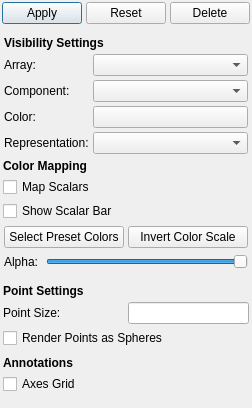
tplatt77/SIMPLVtkLib, file SIMPLVtkLib/QtWidgets/UI_Files/VSInfoWidget.ui: the form before one commit.
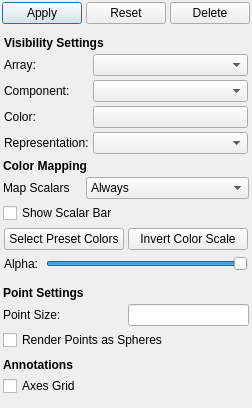
The form after the commit. Custom widgets are drawn as their Qt base class.

Commit message:
* Changed the color mapping from Qt::CheckState to a new ColorMapping enum in SVFilterViewSettings.
* Changed the color mapping widget in VSInfoWidget from a QCheckBox to QComboBox.

* Added a color mapping menu to VSViewWidget's context menu.  The items in this menu, created by VSFilterViewSettings, utilizes a check state to show what the current color mapping is using.

What changed in the file:
```diff
--- a/SIMPLVtkLib/QtWidgets/UI_Files/VSInfoWidget.ui
+++ b/SIMPLVtkLib/QtWidgets/UI_Files/VSInfoWidget.ui
@@ -303,24 +303,33 @@
              <property name="spacing">
               <number>4</number>
              </property>
-             <item row="1" column="0">
-              <widget class="QCheckBox" name="mapScalarsCheckBox">
-               <property name="text">
-                <string>Map Scalars</string>
+             <item row="0" column="0" colspan="2">
+              <widget class="QLabel" name="colorMapLabel">
+               <property name="font">
+                <font>
+                 <weight>75</weight>
+                 <bold>true</bold>
+                </font>
                </property>
-               <property name="tristate">
-                <bool>true</bool>
+               <property name="text">
+                <string>Color Mapping</string>
                </property>
               </widget>
              </item>
              <item row="2" column="0">
-              <widget class="QCheckBox" name="showScalarBarCheckBox">
+              <widget class="QLabel" name="label">
+               <property name="sizePolicy">
+                <sizepolicy hsizetype="Minimum" vsizetype="Preferred">
+                 <horstretch>0</horstretch>
+                 <verstretch>0</verstretch>
+                </sizepolicy>
+               </property>
                <property name="text">
-                <string>Show Scalar Bar</string>
+                <string>Map Scalars</string>
                </property>
               </widget>
              </item>
-             <item row="3" column="0">
+             <item row="4" column="0" colspan="3">
               <widget class="QWidget" name="colorPresetWidget" native="true">
                <layout class="QGridLayout" name="gridLayout_9">
                 <property name="leftMargin">
@@ -338,33 +347,52 @@
                 <property name="spacing">
                  <number>4</number>
                 </property>
-                <item row="0" column="0">
-                 <widget class="QPushButton" name="selectPresetColorsBtn">
-                  <property name="text">
-                   <string>Select Preset Colors</string>
-                  </property>
-                 </widget>
-                </item>
-                <item row="0" column="1">
+                <item row="1" column="1">
                  <widget class="QPushButton" name="invertColorScaleBtn">
                   <property name="text">
                    <string>Invert Color Scale</string>
                   </property>
                  </widget>
                 </item>
+                <item row="1" column="0">
+                 <widget class="QPushButton" name="selectPresetColorsBtn">
+                  <property name="text">
+                   <string>Select Preset Colors</string>
+                  </property>
+                 </widget>
+                </item>
                </layout>
               </widget>
              </item>
-             <item row="0" column="0">
-              <widget class="QLabel" name="colorMapLabel">
-               <property name="font">
-                <font>
-                 <weight>75</weight>
-                 <bold>true</bold>
-                </font>
+             <item row="2" column="1" colspan="2">
+              <widget class="QComboBox" name="mapScalarsComboBox">
+               <property name="sizePolicy">
+                <sizepolicy hsizetype="Preferred" vsizetype="Fixed">
+                 <horstretch>0</horstretch>
+                 <verstretch>0</verstretch>
+                </sizepolicy>
                </property>
+               <item>
+                <property name="text">
+                 <string>Always</string>
+                </property>
+               </item>
+               <item>
+                <property name="text">
+                 <string>Non-Colors</string>
+                </property>
+               </item>
+               <item>
+                <property name="text">
+                 <string>Never</string>
+                </property>
+               </item>
+              </widget>
+             </item>
+             <item row="3" column="0" colspan="2">
+              <widget class="QCheckBox" name="showScalarBarCheckBox">
                <property name="text">
-                <string>Color Mapping</string>
+                <string>Show Scalar Bar</string>
                </property>
               </widget>
              </item>
```
Left out of the diff: 2 changed lines with no effect on the pictures. The commit also changes 7 other files.
